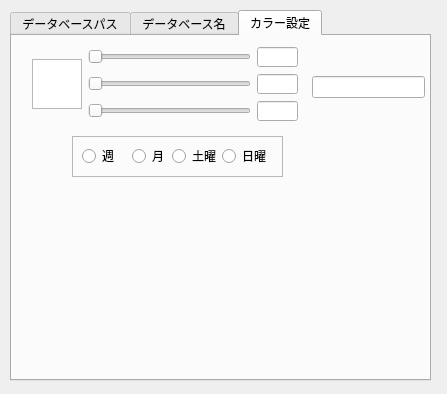
Above: config.ui from pitpod/Program before the change. Below: the same form after it.
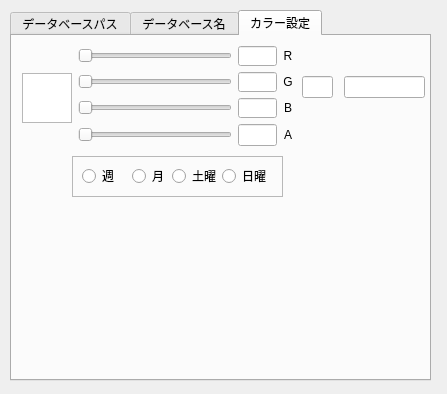
That is the form after the change. The open tabs and pages were chosen to show the change.

What changed in the file:
```diff
--- a/config.ui
+++ b/config.ui
@@ -89,10 +89,10 @@
     <widget class="QWidget" name="gridLayoutWidget_2">
      <property name="geometry">
       <rect>
-       <x>20</x>
+       <x>10</x>
        <y>10</y>
-       <width>266</width>
-       <height>76</height>
+       <width>271</width>
+       <height>104</height>
       </rect>
      </property>
      <layout class="QHBoxLayout" name="horizontalLayout">
@@ -133,39 +133,7 @@
        </widget>
       </item>
       <item>
-       <layout class="QGridLayout" name="gridLayout" columnstretch="8,2">
-        <item row="2" column="0">
-         <widget class="QSlider" name="horizontalSlider_B1">
-          <property name="maximumSize">
-           <size>
-            <width>16777215</width>
-            <height>20</height>
-           </size>
-          </property>
-          <property name="maximum">
-           <number>255</number>
-          </property>
-          <property name="orientation">
-           <enum>Qt::Horizontal</enum>
-          </property>
-         </widget>
-        </item>
-        <item row="1" column="0">
-         <widget class="QSlider" name="horizontalSlider_G1">
-          <property name="maximumSize">
-           <size>
-            <width>16777215</width>
-            <height>20</height>
-           </size>
-          </property>
-          <property name="maximum">
-           <number>255</number>
-          </property>
-          <property name="orientation">
-           <enum>Qt::Horizontal</enum>
-          </property>
-         </widget>
-        </item>
+       <layout class="QGridLayout" name="gridLayout" columnstretch="8,2,0">
         <item row="0" column="0">
          <widget class="QSlider" name="horizontalSlider_R1">
           <property name="maximumSize">
@@ -187,36 +155,6 @@
           </property>
          </widget>
         </item>
-        <item row="0" column="1">
-         <widget class="QLineEdit" name="lineEdit_R1">
-          <property name="maximumSize">
-           <size>
-            <width>16777215</width>
-            <height>20</height>
-           </size>
-          </property>
-          <property name="font">
-           <font>
-            <pointsize>8</pointsize>
-           </font>
-          </property>
-         </widget>
-        </item>
-        <item row="1" column="1">
-         <widget class="QLineEdit" name="lineEdit_G1">
-          <property name="maximumSize">
-           <size>
-            <width>16777215</width>
-            <height>20</height>
-           </size>
-          </property>
-          <property name="font">
-           <font>
-            <pointsize>8</pointsize>
-           </font>
-          </property>
-         </widget>
-        </item>
         <item row="2" column="1">
          <widget class="QLineEdit" name="lineEdit_B1">
           <property name="maximumSize">
@@ -232,6 +170,124 @@
           </property>
          </widget>
         </item>
+        <item row="2" column="0">
+         <widget class="QSlider" name="horizontalSlider_B1">
+          <property name="maximumSize">
+           <size>
+            <width>16777215</width>
+            <height>20</height>
+           </size>
+          </property>
+          <property name="maximum">
+           <number>255</number>
+          </property>
+          <property name="orientation">
+           <enum>Qt::Horizontal</enum>
+          </property>
+         </widget>
+        </item>
+        <item row="1" column="1">
+         <widget class="QLineEdit" name="lineEdit_G1">
+          <property name="maximumSize">
+           <size>
+            <width>16777215</width>
+            <height>20</height>
+           </size>
+          </property>
+          <property name="font">
+           <font>
+            <pointsize>8</pointsize>
+           </font>
+          </property>
+         </widget>
+        </item>
+        <item row="0" column="1">
+         <widget class="QLineEdit" name="lineEdit_R1">
+          <property name="maximumSize">
+           <size>
+            <width>16777215</width>
+            <height>20</height>
+           </size>
+          </property>
+          <property name="font">
+           <font>
+            <pointsize>8</pointsize>
+           </font>
+          </property>
+         </widget>
+        </item>
+        <item row="1" column="0">
+         <widget class="QSlider" name="horizontalSlider_G1">
+          <property name="maximumSize">
+           <size>
+            <width>16777215</width>
+            <height>20</height>
+           </size>
+          </property>
+          <property name="maximum">
+           <number>255</number>
+          </property>
+          <property name="orientation">
+           <enum>Qt::Horizontal</enum>
+          </property>
+         </widget>
+        </item>
+        <item row="3" column="0">
+         <widget class="QSlider" name="horizontalSlider_A1">
+          <property name="maximum">
+           <number>255</number>
+          </property>
+          <property name="orientation">
+           <enum>Qt::Horizontal</enum>
+          </property>
+         </widget>
+        </item>
+        <item row="3" column="1">
+         <widget class="QLineEdit" name="lineEdit_A1"/>
+        </item>
+        <item row="0" column="2">
+         <widget class="QLabel" name="label_R1">
+          <property name="text">
+           <string>R</string>
+          </property>
+          <property name="alignment">
+           <set>Qt::AlignCenter</set>
+          </property>
+         </widget>
+        </item>
+        <item row="1" column="2">
+         <widget class="QLabel" name="label_G1">
+          <property name="text">
+           <string>G</string>
+          </property>
+          <property name="alignment">
+           <set>Qt::AlignCenter</set>
+          </property>
+          <property name="indent">
+           <number>-1</number>
+          </property>
+         </widget>
+        </item>
+        <item row="2" column="2">
+         <widget class="QLabel" name="label_B1">
+          <property name="text">
+           <string>B</string>
+          </property>
+          <property name="alignment">
+           <set>Qt::AlignCenter</set>
+          </property>
+         </widget>
+        </item>
+        <item row="3" column="2">
+         <widget class="QLabel" name="label_A1">
+          <property name="text">
+           <string>A</string>
+          </property>
+          <property name="alignment">
+           <set>Qt::AlignCenter</set>
+          </property>
+         </widget>
+        </item>
        </layout>
       </item>
      </layout>
@@ -240,7 +296,7 @@
      <property name="geometry">
       <rect>
        <x>60</x>
-       <y>100</y>
+       <y>120</y>
        <width>211</width>
        <height>41</height>
       </rect>
@@ -307,9 +363,19 @@
     <widget class="QLineEdit" name="html_color">
      <property name="geometry">
       <rect>
-       <x>300</x>
+       <x>332</x>
        <y>40</y>
-       <width>113</width>
+       <width>81</width>
+       <height>22</height>
+      </rect>
+     </property>
+    </widget>
+    <widget class="QLineEdit" name="html_alpha">
+     <property name="geometry">
+      <rect>
+       <x>290</x>
+       <y>40</y>
+       <width>31</width>
        <height>22</height>
       </rect>
      </property>
```
Left out of the diff: 3 changed lines with no effect on the pictures.
